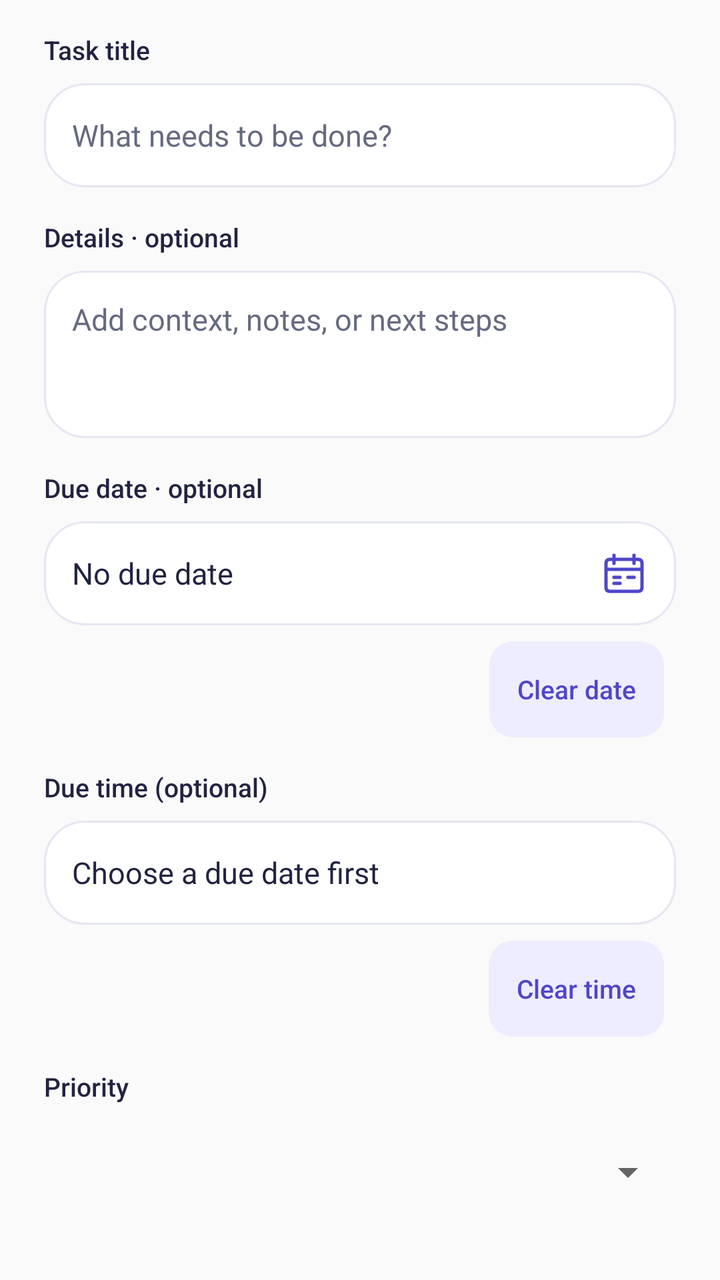
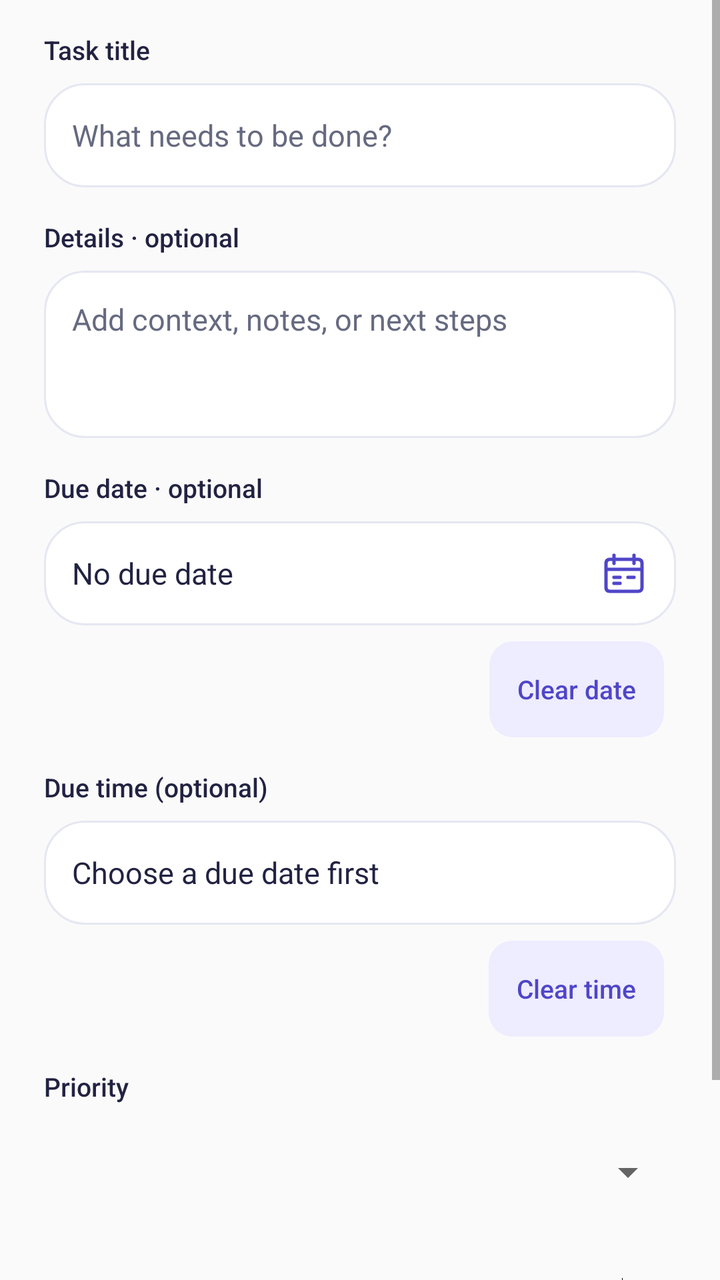

Compare the two renders of this Android layout. The source of the first and the diff that turns it into the second are given below.
<!-- AndroidManifest.xml: application theme Theme.Stride -->
<!-- res/layout/dialog_task.xml -->
<?xml version="1.0" encoding="utf-8"?>
<ScrollView xmlns:android="http://schemas.android.com/apk/res/android"
    android:layout_width="match_parent"
    android:layout_height="wrap_content">
    <LinearLayout
        android:layout_width="match_parent"
        android:layout_height="wrap_content"
        android:orientation="vertical"
        android:paddingStart="22dp"
        android:paddingEnd="22dp"
        android:paddingBottom="18dp">

        <TextView style="@style/StrideTaskLabel" android:labelFor="@id/title_input" android:text="@string/tasks_title_label" />
        <EditText
            android:id="@+id/title_input"
            style="@style/StrideTaskField"
            android:hint="@string/tasks_title_hint"
            android:inputType="textCapSentences"
            android:singleLine="true" />

        <TextView style="@style/StrideTaskLabel" android:labelFor="@id/details_input" android:text="@string/tasks_details_label" />
        <EditText
            android:id="@+id/details_input"
            style="@style/StrideTaskField"
            android:gravity="top|start"
            android:hint="@string/tasks_details_hint"
            android:inputType="textMultiLine|textCapSentences"
            android:minLines="3"
            android:maxLines="6" />

        <TextView style="@style/StrideTaskLabel" android:labelFor="@id/due_button" android:text="@string/tasks_due_label" />
        <Button
            android:id="@+id/due_button"
            style="@style/StrideTaskField"
            android:backgroundTint="@null"
            android:drawableEnd="@drawable/ic_workspace_calendar"
            android:drawableTint="@color/tasks_accent"
            android:gravity="center_vertical|start"
            android:textAllCaps="false"
            android:text="@string/tasks_no_date" />
        <Button
            android:id="@+id/clear_date_button"
            style="@style/StrideTaskChip"
            android:layout_gravity="end"
            android:layout_marginTop="8dp"
            android:text="@string/tasks_clear_date" />

        <TextView style="@style/StrideTaskLabel" android:labelFor="@id/time_button" android:text="@string/tasks_time_label" />
        <Button
            android:id="@+id/time_button"
            style="@style/StrideTaskField"
            android:backgroundTint="@null"
            android:gravity="center_vertical|start"
            android:textAllCaps="false"
            android:text="@string/tasks_time_choose_date" />
        <Button
            android:id="@+id/clear_time_button"
            style="@style/StrideTaskChip"
            android:layout_gravity="end"
            android:layout_marginTop="8dp"
            android:text="@string/tasks_clear_time" />

        <TextView style="@style/StrideTaskLabel" android:labelFor="@id/priority_spinner" android:text="@string/tasks_priority_label" />
        <Spinner
            android:id="@+id/priority_spinner"
            android:layout_width="match_parent"
            android:layout_height="wrap_content"
            android:layout_marginTop="8dp"
            android:minHeight="52dp"
            android:spinnerMode="dropdown" />

        <TextView
            android:id="@+id/form_error"
            android:layout_width="match_parent"
            android:layout_height="wrap_content"
            android:layout_marginTop="12dp"
            android:accessibilityLiveRegion="polite"
            android:textColor="@color/tasks_high"
            android:textSize="14sp"
            android:visibility="gone" />
    </LinearLayout>
</ScrollView>
<!-- resources referenced by this layout -->
<resources>
  <color name="tasks_accent">#4F46C8</color>
  <color name="tasks_high">#B53345</color>
  <!-- drawable ic_workspace_calendar (drawable) -->
  <?xml version="1.0" encoding="utf-8"?>
  
  <vector xmlns:android="http://schemas.android.com/apk/res/android"
      android:width="24dp" android:height="24dp"
      android:viewportWidth="24" android:viewportHeight="24">
      <path android:pathData="M5,5 H19 Q21,5 21,7 V19 Q21,21 19,21 H5 Q3,21 3,19 V7 Q3,5 5,5 Z M7,3 V7 M17,3 V7 M3,10 H21 M7,14 H10 M14,14 H17 M7,17 H10"
          android:fillColor="@android:color/transparent"
          android:strokeColor="@color/workspace_icon"
          android:strokeWidth="1.7"
          android:strokeLineCap="round" android:strokeLineJoin="round" />
  </vector>
  <string name="tasks_clear_date">Clear date</string>
  <string name="tasks_clear_time">Clear time</string>
  <string name="tasks_details_hint">Add context, notes, or next steps</string>
  <string name="tasks_details_label">Details · optional</string>
  <string name="tasks_due_label">Due date · optional</string>
  <string name="tasks_no_date">No due date</string>
  <string name="tasks_priority_label">Priority</string>
  <string name="tasks_time_choose_date">Choose a due date first</string>
  <string name="tasks_time_label">Due time (optional)</string>
  <string name="tasks_title_hint">What needs to be done?</string>
  <string name="tasks_title_label">Task title</string>
  <style name="StrideTaskLabel">
          <item name="android:layout_width">match_parent</item>
          <item name="android:layout_height">wrap_content</item>
          <item name="android:layout_marginTop">16dp</item>
          <item name="android:textColor">@color/tasks_ink</item>
          <item name="android:textSize">13sp</item>
          <item name="android:fontFamily">sans-serif-medium</item>
      </style>
  <style name="Theme.Stride" parent="android:style/Theme.Material.Light.NoActionBar">
          <item name="android:fontFamily">sans-serif</item>
          <item name="android:colorAccent">@color/stride_primary</item>
          <item name="android:navigationBarColor">@color/stride_primary</item>
          <item name="android:windowLightStatusBar">false</item>
          <item name="android:statusBarColor">@color/stride_primary</item>
      </style>
  <color name="workspace_icon">#626C81</color>
  <!-- drawable bg_tasks_chip (drawable) -->
  <?xml version="1.0" encoding="utf-8"?>
  <selector xmlns:android="http://schemas.android.com/apk/res/android">
      <item android:state_selected="true">
          <shape>
              <solid android:color="@color/tasks_accent" />
              <corners android:radius="12dp" />
          </shape>
      </item>
      <item>
          <shape>
              <solid android:color="@color/tasks_accent_soft" />
              <corners android:radius="12dp" />
          </shape>
      </item>
  </selector>
  <!-- drawable bg_tasks_card (drawable) -->
  <?xml version="1.0" encoding="utf-8"?>
  <shape xmlns:android="http://schemas.android.com/apk/res/android">
      <solid android:color="@android:color/white" />
      <stroke android:width="1dp" android:color="@color/tasks_border" />
      <corners android:radius="20dp" />
  </shape>
  <color name="tasks_ink">#222342</color>
  <color name="tasks_muted">#666A80</color>
  <color name="stride_primary">#4F46E5</color>
  <color name="tasks_accent_soft">#EEECFF</color>
  <color name="tasks_border">#E5E7F2</color>
  <!-- unchanged entries left out for length: 2 -->
</resources>

<!-- the commit's change to res/layout/dialog_task.xml (unified diff, before → after) -->
@@ -69,6 +69,18 @@
             android:minHeight="52dp"
             android:spinnerMode="dropdown" />
 
+        <Switch
+            android:id="@+id/reminder_sound_switch"
+            style="@style/StrideTaskLabel"
+            android:layout_width="match_parent"
+            android:layout_height="wrap_content"
+            android:minHeight="48dp"
+            android:text="@string/reminder_sound_label"
+            android:checked="true" />
+        <TextView
+            style="@style/StrideTaskLabel"
+            android:text="@string/reminder_sound_help" />
+
         <TextView
             android:id="@+id/form_error"
             android:layout_width="match_parent"
<!-- resource entries referenced after the edit -->
@@ -14,6 +14,8 @@
           android:strokeWidth="1.7"
           android:strokeLineCap="round" android:strokeLineJoin="round" />
   </vector>
+  <string name="reminder_sound_help">Rings at the deadline until dismissed. Earlier reminders are silent. Requires Alarms &amp; reminders access and audible alarm volume.</string>
+  <string name="reminder_sound_label">Ring alarm at deadline</string>
   <string name="tasks_clear_date">Clear date</string>
   <string name="tasks_clear_time">Clear time</string>
   <string name="tasks_details_hint">Add context, notes, or next steps</string>
